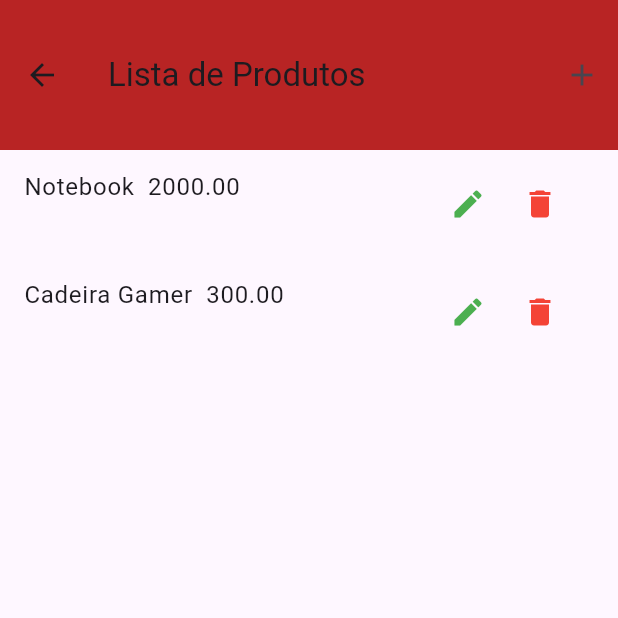
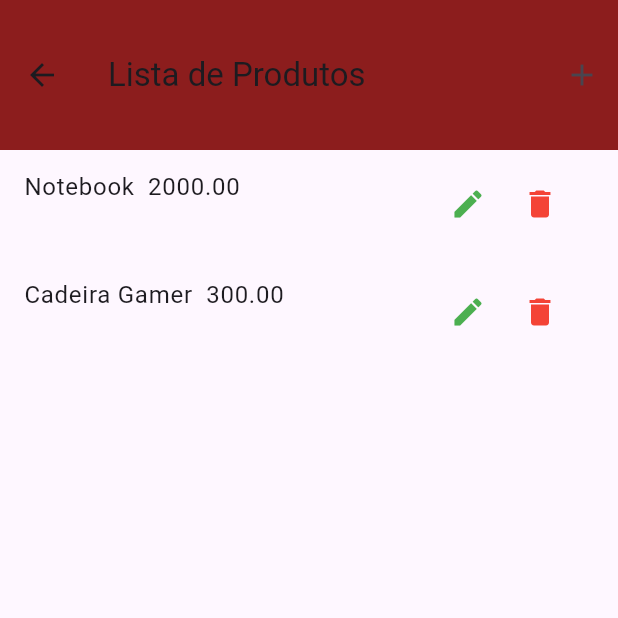
Before and after one commit to washingtoncaraujo/Desenvolvimento-Mobile, a Flutter app: the screen it shows after launch, after a tap on "Lista de Produtos", on a phone screen of 412 x 824 dp, the top half of it. Run offline on Flutter 3.47's test engine with Material 2 defaults, Android fonts, the phone set to English and light mode, and no system bars; network calls fail.

Commit message:
alterações do Mateus

```diff
--- a/flutter/desafio_sem5/lib/main.dart
+++ b/flutter/desafio_sem5/lib/main.dart
@@ -1,13 +1,13 @@
 
-//import 'package:desafio_sem5/providers/client_provider.dart';
-
+import 'package:desafio_sem5/providers/client_provider.dart';
+import 'package:desafio_sem5/providers/product_provider.dart';
 import 'package:desafio_sem5/routes/routes_cliente.dart';
 import 'package:desafio_sem5/views/clientes_lista.dart';
 import 'package:desafio_sem5/views/formulaire_cliente.dart';
 import 'package:desafio_sem5/views/formulaire_Product.dart';
 import 'package:desafio_sem5/views/produtos_lista.dart';
 import 'package:flutter/material.dart';
-
+import 'package:provider/provider.dart';
 
 
 void main() {
@@ -20,10 +20,16 @@ class MyApp extends StatelessWidget {
   @override
   Widget build(BuildContext context) {
 
-    return MaterialApp(
+
+  return MultiProvider(
+    providers: [
+    ChangeNotifierProvider(create: (ctx) => ClientProvider()),
+     ChangeNotifierProvider(create: (ctx) => ProductProvider())
+    ],
+    child: MaterialApp(
     title: 'Flutter Demo',
     theme: ThemeData(
-        appBarTheme: const AppBarTheme(backgroundColor: Color.fromARGB(255, 184, 36, 36)),
+    appBarTheme: const AppBarTheme(backgroundColor: Color.fromARGB(255, 140, 29, 29)),
     useMaterial3: true,
     ),
     routes: {
@@ -32,7 +38,7 @@ class MyApp extends StatelessWidget {
         Routes.FORMULARIO_cliente: (_) =>  const formulaire_cliente(),
         Routes.FORMULARIO_produto: (_) => const Formulaire_product(),
       },
-
+    //home: const ClientsList(),
     home: Scaffold(
         appBar: AppBar(
           title: const Text('Bem-Vindo!'),
@@ -48,6 +54,16 @@ class MyApp extends StatelessWidget {
                         Navigator.of(context).pushNamed(Routes.Cliente);
                       },
                       child: const Text('Lista de clientes'),
+                      style: ElevatedButton.styleFrom(
+                        foregroundColor: Colors.white, backgroundColor: const Color.fromARGB(255, 243, 191, 33), // Cor do texto
+                        shape: RoundedRectangleBorder(
+                          borderRadius: BorderRadius.circular(32.0),
+                        ), // Forma do botão
+                        padding: EdgeInsets.symmetric(horizontal: 50, vertical: 20), // Padding
+                        textStyle: TextStyle(
+                          fontSize: 24, // Tamanho da fonte
+                        ),
+                      ),
                     );
                   },
                 ),
@@ -58,6 +74,16 @@ class MyApp extends StatelessWidget {
                         Navigator.of(context).pushNamed(Routes.Produto);
                       },
                       child: const Text('Lista de Produtos'),
+                      style: ElevatedButton.styleFrom(
+                        foregroundColor: Colors.white, backgroundColor: const Color.fromARGB(255, 243, 191, 33), // Cor do texto
+                        shape: RoundedRectangleBorder(
+                          borderRadius: BorderRadius.circular(32.0),
+                        ), // Forma do botão
+                        padding: EdgeInsets.symmetric(horizontal: 50, vertical: 20), // Padding
+                        textStyle: TextStyle(
+                          fontSize: 24, // Tamanho da fonte
+                        ),
+                      ),
                     );
                   },
                 ),
@@ -65,22 +91,7 @@ class MyApp extends StatelessWidget {
           ),
         ),
 
-    ));
+  )));
 
-
-/*
-  return MultiProvider(
-    providers: [
-    ChangeNotifierProvider(create: (ctx) => ClientProvider())
-    ],
-    child: MaterialApp(
-    title: 'Flutter Demo',
-    theme: ThemeData(
-    appBarTheme: const AppBarTheme(backgroundColor: Colors.grey),
-    useMaterial3: true,
-    ),
-    home: const ClientsList(),
-  ));
-  */
 }
 }
--- a/flutter/desafio_sem5/lib/views/clientes_lista.dart
+++ b/flutter/desafio_sem5/lib/views/clientes_lista.dart
@@ -1,5 +1,5 @@
 import 'package:desafio_sem5/components/client_widget.dart';
-import 'package:desafio_sem5/data/standard_client.dart';
+//import 'package:desafio_sem5/data/standard_client.dart';
 import 'package:desafio_sem5/providers/client_provider.dart';
 import 'package:desafio_sem5/routes/routes_cliente.dart';
 import 'package:flutter/material.dart';
@@ -9,16 +9,17 @@ class ClientsList extends StatelessWidget {
 const ClientsList({super.key});
 @override
 Widget build(BuildContext context) {
-const clientes = {...STANDARD_CLIENTS};
-//final ClientProvider clientes = Provider.of(context);
+//const clientes = {...STANDARD_CLIENTS};
+final ClientProvider clientes = Provider.of(context);
 
-/*
+
 return Scaffold(
 appBar: AppBar(
 toolbarHeight: 100,
 title: const Text('Lista de clientes'),
 actions: <Widget>[
-IconButton(onPressed: () {}, icon: const Icon(Icons.add))
+
+ IconButton(onPressed: () {Navigator.of(context).pushNamed(Routes.FORMULARIO_cliente);}, icon: const Icon(Icons.add))
 ],
 ),
 body: ListView.builder(
@@ -27,26 +28,6 @@ itemBuilder: (ctx, i) =>
 ClientWidget(cliente: clientes.peloIndice(i))),
 );
 
-*/
 
-return MultiProvider(
-      providers: [
-      ChangeNotifierProvider(create: (ctx) => ClientProvider())
-      ],
-      child: Scaffold(
-      appBar: AppBar(
-      toolbarHeight: 100,
-      title: const Text('Lista de clientes'),
-      actions: <Widget>[
-        IconButton(onPressed: () {Navigator.of(context).pushNamed(Routes.FORMULARIO_cliente);}, icon: const Icon(Icons.add))
-        ],
-      ),
-      body: ListView.builder(
-      itemCount: clientes.length,
-       //itemCount: clientes.contador,
-       itemBuilder: (ctx, i) => ClientWidget (cliente: clientes.values.elementAt(i))),
-       //itemBuilder: (ctx, i) => ClientWidget(cliente: clientes.peloIndice(i))),
-)
-  );
 }
 }
--- a/flutter/desafio_sem5/lib/views/produtos_lista.dart
+++ b/flutter/desafio_sem5/lib/views/produtos_lista.dart
@@ -1,5 +1,5 @@
 import 'package:desafio_sem5/components/produto_widget.dart';
-import 'package:desafio_sem5/data/standard_product.dart';
+
 import 'package:desafio_sem5/providers/product_provider.dart';
 import 'package:desafio_sem5/routes/routes_cliente.dart';
 import 'package:flutter/material.dart';
@@ -10,13 +10,10 @@ const ProdutoList({super.key});
 
 @override
 Widget build(BuildContext context) {
-const produto = {...STANDARD_PRODUCT};
-return MultiProvider(
-      providers: [
-      ChangeNotifierProvider(create: (ctx) => ProductProvider())
-      ],
-      child: Scaffold(
-      appBar: AppBar(
+final ProductProvider produto = Provider.of(context);
+
+return Scaffold(
+appBar: AppBar(
       toolbarHeight: 100,
       title: const Text('Lista de Produtos'),
       actions: <Widget>[
@@ -24,9 +21,9 @@ return MultiProvider(
         ],
       ),
       body: ListView.builder(
-       itemCount: produto.length,
-       itemBuilder: (ctx, i) => ProdutWidget (produto: produto.values.elementAt(i))),
-      )
+       itemCount: produto.contador,
+       itemBuilder: (ctx, i) => ProdutWidget (produto: produto.peloIndice(i))),
+
 );
 }
 }
```
Lines whose indentation alone changed are shown as unchanged.
